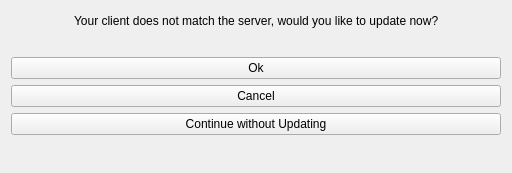
This is common/checkForUpdates.ui in Pegasus-RPG/xtuple-client as Qt 5 draws it before an edit. The edited form follows.
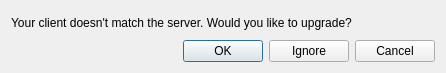
This is the edited form.

Commit message: issue #5837: Fix problem where dissallow mismatched versions logic was reversed. Also touch up cosmetics.

```diff
--- a/common/checkForUpdates.ui
+++ b/common/checkForUpdates.ui
@@ -13,8 +13,8 @@
    <rect>
     <x>0</x>
     <y>0</y>
-    <width>512</width>
-    <height>173</height>
+    <width>446</width>
+    <height>73</height>
    </rect>
   </property>
   <property name="windowTitle">
@@ -22,106 +22,19 @@
   </property>
   <layout class="QVBoxLayout" name="verticalLayout">
    <item>
-    <layout class="QHBoxLayout" name="horizontalLayout">
-     <item>
-      <spacer name="horizontalSpacer">
-       <property name="orientation">
-        <enum>Qt::Horizontal</enum>
-       </property>
-       <property name="sizeHint" stdset="0">
-        <size>
-         <width>40</width>
-         <height>20</height>
-        </size>
-       </property>
-      </spacer>
-     </item>
-     <item>
-      <widget class="QLabel" name="_label">
-       <property name="text">
-        <string>Your client does not match the server, would you like to update now?</string>
-       </property>
-      </widget>
-     </item>
-     <item>
-      <spacer name="horizontalSpacer_3">
-       <property name="orientation">
-        <enum>Qt::Horizontal</enum>
-       </property>
-       <property name="sizeHint" stdset="0">
-        <size>
-         <width>40</width>
-         <height>20</height>
-        </size>
-       </property>
-      </spacer>
-     </item>
-    </layout>
-   </item>
-   <item>
-    <layout class="QHBoxLayout" name="horizontalLayout_2">
-     <item>
-      <spacer name="horizontalSpacer_2">
-       <property name="orientation">
-        <enum>Qt::Horizontal</enum>
-       </property>
-       <property name="sizeHint" stdset="0">
-        <size>
-         <width>40</width>
-         <height>20</height>
-        </size>
-       </property>
-      </spacer>
-     </item>
-     <item>
-      <spacer name="horizontalSpacer_4">
-       <property name="orientation">
-        <enum>Qt::Horizontal</enum>
-       </property>
-       <property name="sizeHint" stdset="0">
-        <size>
-         <width>40</width>
-         <height>20</height>
-        </size>
-       </property>
-      </spacer>
-     </item>
-    </layout>
-   </item>
-   <item>
-    <widget class="QPushButton" name="_button">
+    <widget class="QLabel" name="_label">
      <property name="text">
-      <string>Ok</string>
+      <string>Your client doesn't match the server. Would you like to upgrade?</string>
      </property>
     </widget>
    </item>
    <item>
-    <widget class="QPushButton" name="_no">
-     <property name="text">
-      <string>Cancel</string>
+    <widget class="QDialogButtonBox" name="_buttonBox">
+     <property name="standardButtons">
+      <set>QDialogButtonBox::Cancel|QDialogButtonBox::Ignore|QDialogButtonBox::Ok</set>
      </property>
     </widget>
    </item>
-   <item>
-    <widget class="QPushButton" name="_continue">
-     <property name="text">
-      <string>Continue without Updating</string>
-     </property>
-    </widget>
-   </item>
-   <item>
-    <spacer name="verticalSpacer">
-     <property name="orientation">
-      <enum>Qt::Vertical</enum>
-     </property>
-     <property name="sizeHint" stdset="0">
-      <size>
-       <width>20</width>
-       <height>15</height>
-      </size>
-     </property>
-    </spacer>
-   </item>
   </layout>
  </widget>
  <resources/>
```
The commit also changes 2 other files.
